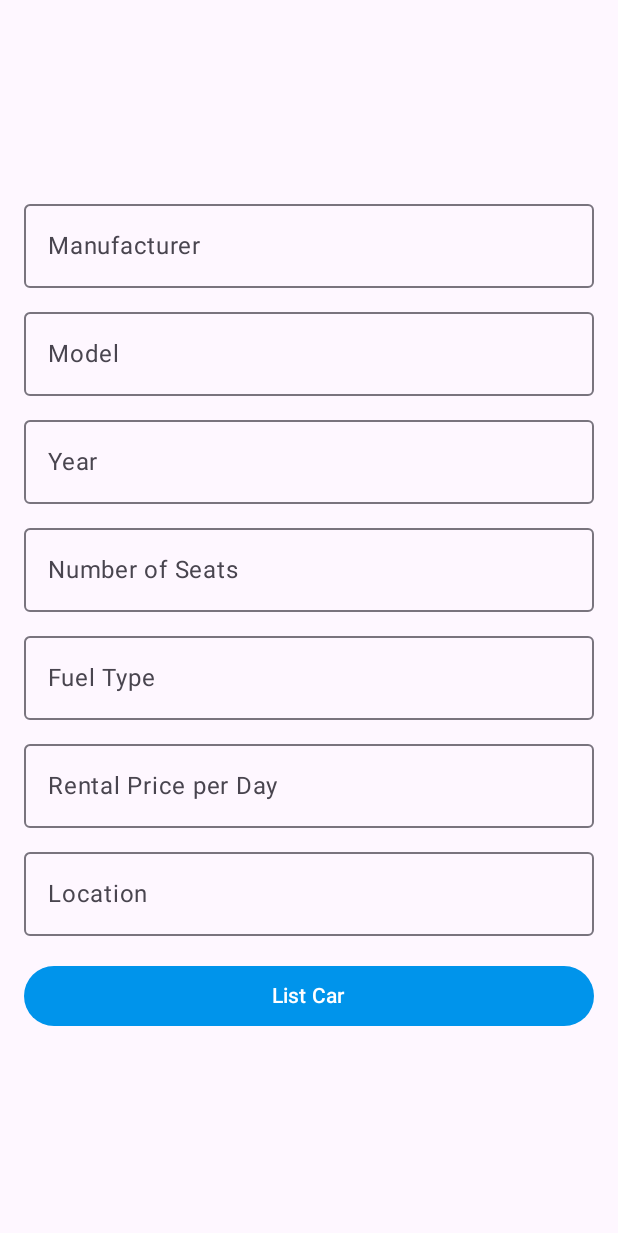
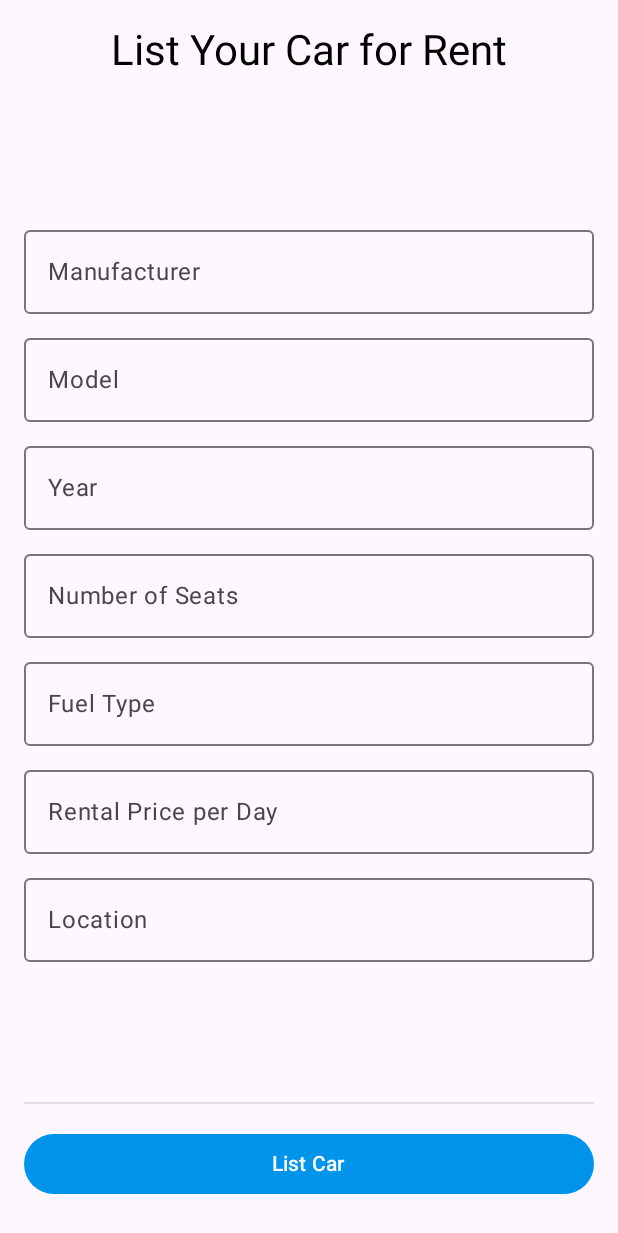
Before and after one commit to AIR-Wheelly/AIR_Wheelly-frontend, an Android app built with Jetpack Compose: the CarListingScreen screen opened through its navigation route, on a phone screen of 412 x 824 dp. Shown: the top 1233 px of the screen. Run offline under Robolectric (Android 15) with nearby library versions, the phone set to English and light mode, and no system bars.

Commit message:
SCRUM-17 Fix textbox and title alignment

```diff
--- a/app/src/main/java/com/air_wheelly/wheelly/presentation/auth/CarListingScreen.kt
+++ b/app/src/main/java/com/air_wheelly/wheelly/presentation/auth/CarListingScreen.kt
@@ -1,10 +1,13 @@
 package com.air_wheelly.wheelly.presentation.car_listing
 
 import androidx.compose.foundation.layout.*
+import androidx.compose.foundation.background
 import androidx.compose.material3.*
+import androidx.compose.material3.Divider
 import androidx.compose.runtime.*
 import androidx.compose.ui.Alignment
 import androidx.compose.ui.Modifier
+import androidx.compose.ui.graphics.Color
 import androidx.compose.ui.unit.dp
 import androidx.compose.ui.text.input.TextFieldValue
 import androidx.navigation.NavController
@@ -14,7 +17,6 @@ import androidx.navigation.NavController
 fun CarListingScreen(
     navController: NavController
 ) {
-
 
     var manufacturer by remember { mutableStateOf(TextFieldValue("")) }
     var model by remember { mutableStateOf(TextFieldValue("")) }
@@ -32,14 +34,29 @@ fun CarListingScreen(
             .fillMaxSize()
             .padding(16.dp),
         horizontalAlignment = Alignment.CenterHorizontally,
+        verticalArrangement = Arrangement.SpaceBetween
+    ) {
+
+        Text(
+            text = "List Your Car for Rent",
+            style = MaterialTheme.typography.headlineMedium.copy(
+                color = Color.Black
+            )
+        )
+
+        Spacer(modifier = Modifier.height(16.dp))
+
+        // Input Fields for Car Listing
+        Column(
+            modifier = Modifier.weight(1f),
             verticalArrangement = Arrangement.Center
         ) {
-        // Input fields
             OutlinedTextField(
                 value = manufacturer,
                 onValueChange = { manufacturer = it },
                 label = { Text("Manufacturer") },
-            modifier = Modifier.fillMaxWidth()
+                modifier = Modifier.fillMaxWidth(),
+                singleLine = true
             )
 
             Spacer(modifier = Modifier.height(8.dp))
@@ -48,7 +65,8 @@ fun CarListingScreen(
                 value = model,
                 onValueChange = { model = it },
                 label = { Text("Model") },
-            modifier = Modifier.fillMaxWidth()
+                modifier = Modifier.fillMaxWidth(),
+                singleLine = true
             )
 
             Spacer(modifier = Modifier.height(8.dp))
@@ -57,7 +75,8 @@ fun CarListingScreen(
                 value = year,
                 onValueChange = { year = it },
                 label = { Text("Year") },
-            modifier = Modifier.fillMaxWidth()
+                modifier = Modifier.fillMaxWidth(),
+                singleLine = true
             )
 
             Spacer(modifier = Modifier.height(8.dp))
@@ -66,7 +85,8 @@ fun CarListingScreen(
                 value = seats,
                 onValueChange = { seats = it },
                 label = { Text("Number of Seats") },
-            modifier = Modifier.fillMaxWidth()
+                modifier = Modifier.fillMaxWidth(),
+                singleLine = true
             )
 
             Spacer(modifier = Modifier.height(8.dp))
@@ -75,7 +95,8 @@ fun CarListingScreen(
                 value = fuelType,
                 onValueChange = { fuelType = it },
                 label = { Text("Fuel Type") },
-            modifier = Modifier.fillMaxWidth()
+                modifier = Modifier.fillMaxWidth(),
+                singleLine = true
             )
 
             Spacer(modifier = Modifier.height(8.dp))
@@ -84,7 +105,8 @@ fun CarListingScreen(
                 value = rentalPrice,
                 onValueChange = { rentalPrice = it },
                 label = { Text("Rental Price per Day") },
-            modifier = Modifier.fillMaxWidth()
+                modifier = Modifier.fillMaxWidth(),
+                singleLine = true
             )
 
             Spacer(modifier = Modifier.height(8.dp))
@@ -93,12 +115,21 @@ fun CarListingScreen(
                 value = location,
                 onValueChange = { location = it },
                 label = { Text("Location") },
-            modifier = Modifier.fillMaxWidth()
+                modifier = Modifier.fillMaxWidth(),
+                singleLine = true
+            )
+
+            Spacer(modifier = Modifier.height(16.dp))
+        }
+
+        Divider(
+            modifier = Modifier.fillMaxWidth(),
+            color = MaterialTheme.colorScheme.onSurface.copy(alpha = 0.12f),
+            thickness = 1.dp
         )
 
         Spacer(modifier = Modifier.height(16.dp))
 
-        // Submit button
         Button(
             onClick = {
                 if (manufacturer.text.isEmpty() || model.text.isEmpty() || year.text.isEmpty() ||
@@ -119,7 +150,6 @@ fun CarListingScreen(
 
         Spacer(modifier = Modifier.height(8.dp))
 
-
         errorMessage?.let {
             Text(it, color = MaterialTheme.colorScheme.error)
         }
```
Lines whose indentation alone changed are shown as unchanged.
